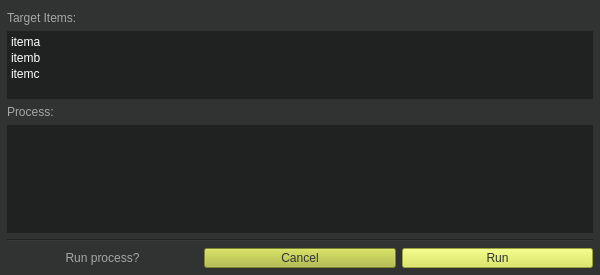
This is interface/preview.ui in qforquesadilla/wrap as Qt 5 draws it before an edit. The edited form follows.
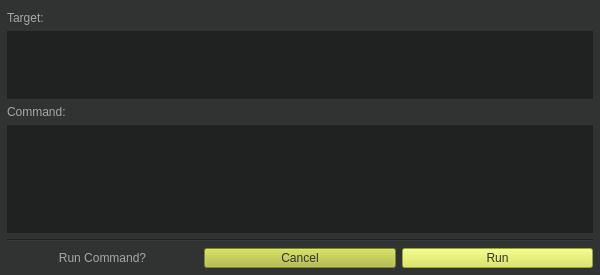
This is the edited form.

What changed in the file:
```diff
--- a/interface/preview.ui
+++ b/interface/preview.ui
@@ -42,7 +42,7 @@
       <string notr="true">color: #a6a6a6;</string>
      </property>
      <property name="text">
-      <string>Target Items:</string>
+      <string>Target:</string>
      </property>
     </widget>
    </item>
@@ -65,9 +65,7 @@
 &lt;html&gt;&lt;head&gt;&lt;meta name=&quot;qrichtext&quot; content=&quot;1&quot; /&gt;&lt;style type=&quot;text/css&quot;&gt;
 p, li { white-space: pre-wrap; }
 &lt;/style&gt;&lt;/head&gt;&lt;body style=&quot; font-family:'MS UI Gothic'; font-size:9pt; font-weight:400; font-style:normal;&quot;&gt;
-&lt;p style=&quot; margin-top:2px; margin-bottom:2px; margin-left:0px; margin-right:0px; -qt-block-indent:0; text-indent:0px;&quot;&gt;&lt;span style=&quot; font-family:'Consolas,Courier New,monospace'; color:#ffffff;&quot;&gt;itema&lt;/span&gt;&lt;/p&gt;
-&lt;p style=&quot; margin-top:2px; margin-bottom:2px; margin-left:0px; margin-right:0px; -qt-block-indent:0; text-indent:0px;&quot;&gt;&lt;span style=&quot; font-family:'Consolas,Courier New,monospace'; color:#ffffff;&quot;&gt;itemb&lt;/span&gt;&lt;/p&gt;
-&lt;p style=&quot; margin-top:2px; margin-bottom:2px; margin-left:0px; margin-right:0px; -qt-block-indent:0; text-indent:0px;&quot;&gt;&lt;span style=&quot; font-family:'Consolas,Courier New,monospace'; color:#ffffff;&quot;&gt;itemc&lt;/span&gt;&lt;/p&gt;&lt;/body&gt;&lt;/html&gt;</string>
+&lt;p style=&quot;-qt-paragraph-type:empty; margin-top:2px; margin-bottom:2px; margin-left:0px; margin-right:0px; -qt-block-indent:0; text-indent:0px;&quot;&gt;&lt;br /&gt;&lt;/p&gt;&lt;/body&gt;&lt;/html&gt;</string>
      </property>
      <property name="tabStopWidth">
       <number>80</number>
@@ -83,7 +81,7 @@
       <string notr="true">color: #a6a6a6;</string>
      </property>
      <property name="text">
-      <string>Process:</string>
+      <string>Command:</string>
      </property>
     </widget>
    </item>
@@ -143,7 +141,7 @@
         <string notr="true">color: #a6a6a6;</string>
        </property>
        <property name="text">
-        <string>Run process?</string>
+        <string>Run Command?</string>
        </property>
        <property name="alignment">
         <set>Qt::AlignCenter</set>
```
Left out of the diff: 8 changed lines with no effect on the pictures.
